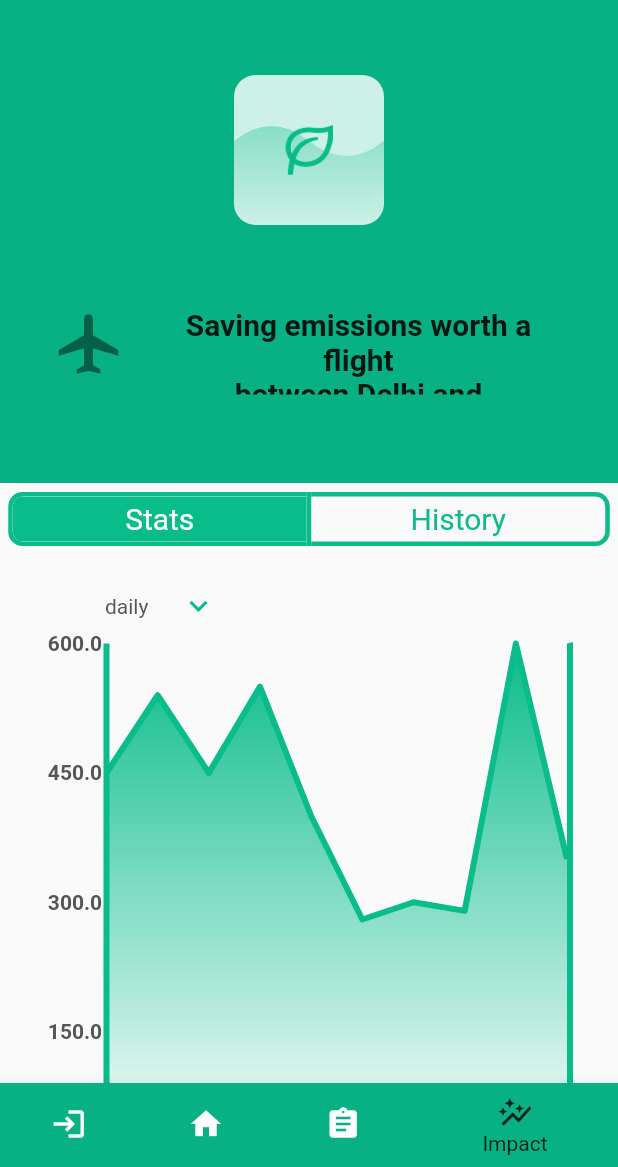
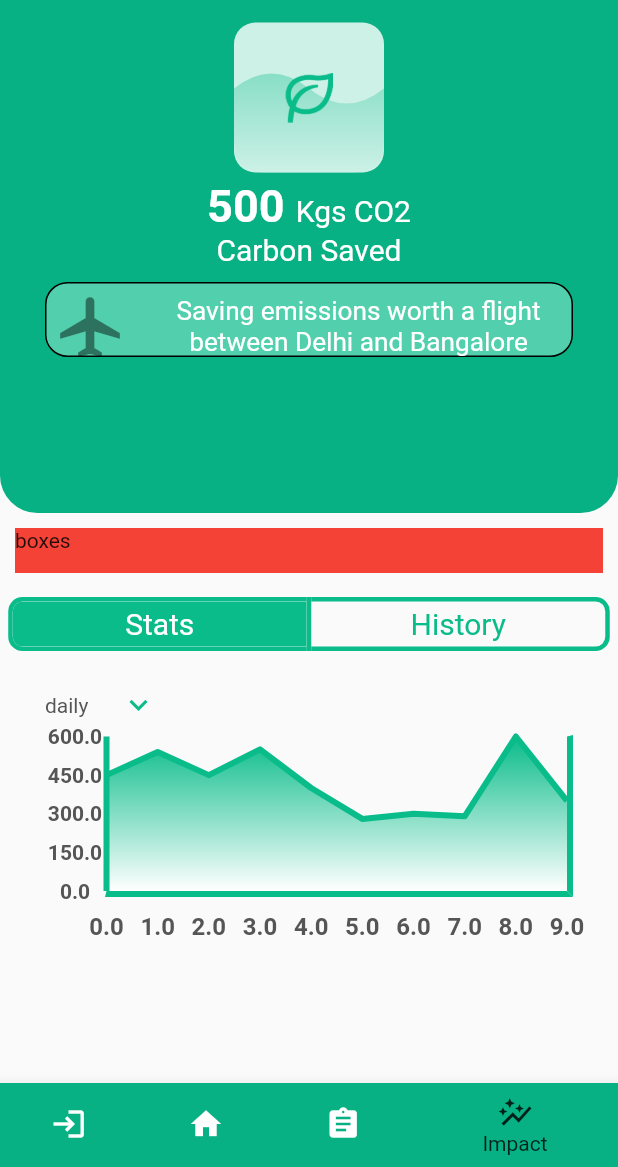
Before and after one commit to jeyeong/climate-ark-app, a Flutter app: the screen it shows after launch, item 4 of the bottom bar chosen, on a phone screen of 412 x 824 dp, the part 69-1236 px from its top. Run offline on Flutter 3.47's test engine with Material 2 defaults, Android fonts, the phone set to English and light mode, and no system bars; drawn by our look-alikes of fl_chart; our stand-ins replace fluttericon, material_floating_search_bar.

Commit message:
ehhh teh page looks aight

```diff
--- a/canvas/lib/components/impact_page/fun_fact.dart
+++ b/canvas/lib/components/impact_page/fun_fact.dart
@@ -1,4 +1,6 @@
 import 'package:flutter/material.dart';
+import 'package:canvas/constants.dart';
+
 
 class FunFact extends StatelessWidget{
   final String text;
@@ -16,7 +18,19 @@ class FunFact extends StatelessWidget{
       padding: EdgeInsets.fromLTRB(30.0, 10.0, 30.0, 10.0),
       // margin: EdgeInsets.symmetric(vertical: 5.0, horizontal: 10.0),
       child: Center(
-        child: ListTile(
+
+        child: Container(
+          //color: col,
+          decoration: BoxDecoration(
+            color: col,
+            borderRadius: BorderRadius.circular(15),
+            shape : BoxShape.rectangle,
+            border: Border.all(
+              color: Colors.black,
+              width: 1,
+            ),
+          ),
+          child: ListTile(
           tileColor: col,
           leading: Transform.scale(
             scale: 2.0,
@@ -29,11 +43,13 @@ class FunFact extends StatelessWidget{
           title: Text(text,
               style: TextStyle(
                 fontSize: height/4,
-                fontWeight: FontWeight.bold, ),
+                //fontWeight: FontWeight.bold,
+                color: primaryWhite),
               textAlign: TextAlign.center,
               ),
         ),
-      )
+      ),
+      ),
     );
   }
 }
--- a/canvas/lib/components/impact_page/graph_image.dart
+++ b/canvas/lib/components/impact_page/graph_image.dart
@@ -131,7 +131,7 @@ class GraphCard extends StatelessWidget {
       //color: Color(0xff000000),
       color: darkGrey,
       fontWeight: FontWeight.bold,
-      fontSize: 16,
+      fontSize: 12,
     );
     Widget text = Text(value.toString(), style: style);
     return Padding(child: text, padding: const EdgeInsets.only(top: 10.0));
@@ -149,7 +149,7 @@ class GraphCard extends StatelessWidget {
       //color: Color(0xff000000),
       color: darkGrey,
       fontWeight: FontWeight.bold,
-      fontSize: 14,
+      fontSize: 12,
     );
     String text = (value.toInt()%150 == 0) ? value.toString(): "";
 
--- a/canvas/lib/components/impact_page/graph_toggle.dart
+++ b/canvas/lib/components/impact_page/graph_toggle.dart
@@ -29,7 +29,7 @@ class GraphPackState extends State<GraphPack> {
       // padding: const EdgeInsets.symmetric(horizontal: 20),
       // margin: const EdgeInsets.symmetric(horizontal: 8.0),
       width: double.infinity,
-      height: 450,
+      height: 200,
       padding: EdgeInsets.fromLTRB(30.0, 10.0, 30.0, 10.0),
       // decoration: BoxDecoration(
       //     color: primaryLightestColor, borderRadius: BorderRadius.circular(29)),
@@ -39,10 +39,16 @@ class GraphPackState extends State<GraphPack> {
         children: <Widget>[
           Align(
             alignment: Alignment.centerLeft,
-            child: Padding(
-              padding: const EdgeInsets.symmetric(horizontal: 40.0),
-              child: makeButton(),
-            ),
+            child: Container(
+              height: 40,
+              width: 100,
+              child: makeButton()
+
+            )
+            // child: Padding(
+            //   padding: const EdgeInsets.symmetric(horizontal: 40.0),
+            //   child: makeButton(),
+            // ),
           ),
           Expanded(
             child: LineChart(sampleData1)),
--- a/canvas/lib/components/impact_page/impact_box.dart
+++ b/canvas/lib/components/impact_page/impact_box.dart
@@ -58,7 +58,7 @@ class _ImpactBoxState extends State<ImpactBox> {
             borderRadius: BorderRadius.circular(8),
             borderWidth: 3,
           ),
-          isSelected[0] ? GraphPack(passedType: Toggle.daily) :  HistoryListCard(),
+          isSelected[0] ? GraphPack(passedType: Toggle.daily) :   LeafBox(numSaved: 70, size: 100), //HistoryListCard(),
 
         ],
         )
--- a/canvas/lib/components/impact_page/impact_page.dart
+++ /dev/null
@@ -1,4 +0,0 @@
-import 'package:canvas/constants.dart';
-import 'package:flutter/material.dart';
-import 'dart:math';
-import 'package:canvas/components/impact_page/impact_box.dart';
--- a/canvas/lib/components/impact_page/leaf_fill.dart
+++ b/canvas/lib/components/impact_page/leaf_fill.dart
@@ -24,7 +24,7 @@ class _LeafState extends State<LeafBox> {
   List<bool> isSelected = [true, false];
   @override
   Widget build(BuildContext context) {
-    return Padding(padding: const EdgeInsets.symmetric(vertical: 40.0),
+    return Padding(padding: const EdgeInsets.symmetric(vertical: 5.0),
     child: Stack(
       alignment: Alignment.center,
       children: [
--- a/canvas/lib/views/impact_page.dart
+++ b/canvas/lib/views/impact_page.dart
@@ -18,22 +18,47 @@ class ImpactPage extends StatelessWidget {
                     children: [
                       Container(
                         width: MediaQuery.of(context).size.width,
-                        height: MediaQuery.of(context).size.height / 2 - 100,
+                        height: MediaQuery.of(context).size.height / 2 - 80,
                         decoration: BoxDecoration(
                             color: Color(0xff08b184),
+                            //color: primaryWhite,
                             //borderRadius: BorderRadius.circular(50),
                             shape : BoxShape.rectangle,
+                            borderRadius: BorderRadius.only(
+                              bottomLeft: Radius.circular(25),
+                              bottomRight: Radius.circular(25),
+                            ),
                           ),
                         child: Column(
                           children: [
                             LeafBox(numSaved: 70, size: 100),
-                            FunFact(text: "Saving emissions worth a flight \nbetween Delhi and Bangalore", height: 80.0, icon: Icon(Icons.airplanemode_on), col: primaryLightColor),
+                            //Text("500 Kgs CO2", style: TextStyle(
+                            //    fontSize: 30, color: primaryWhite,)),
+                            Text.rich( TextSpan (
+                              text: '',
+                              children: <TextSpan>[
+                                TextSpan(text: '500 ', style: TextStyle(fontSize: 30, fontWeight: FontWeight.bold, color: primaryWhite)),
+                                TextSpan(text: 'Kgs CO2', style: TextStyle(fontSize: 20, color: primaryWhite)),
+                              ],
+                            )),
+                            Text("Carbon Saved", style: TextStyle(
+                                fontSize: 20, color: primaryWhite,)),
+                            FunFact(text: "Saving emissions worth a flight \nbetween Delhi and Bangalore", height: 70.0, icon: Icon(Icons.airplanemode_on), col: primaryLightColor),
 
                           ],
                         ),
                       ),
                       Container(
-                        child: ImpactBox()
+                        child: Column(
+                          children: [
+                            Container(margin: EdgeInsets.all(10),
+                                      width: MediaQuery.of(context).size.width,
+                                      height: 30,
+                                      color: Colors.red,
+                                      child: Text("boxes")),
+                            ImpactBox()
+                          ]
+                        ),
                       ),
                     ],
                   ),
```
